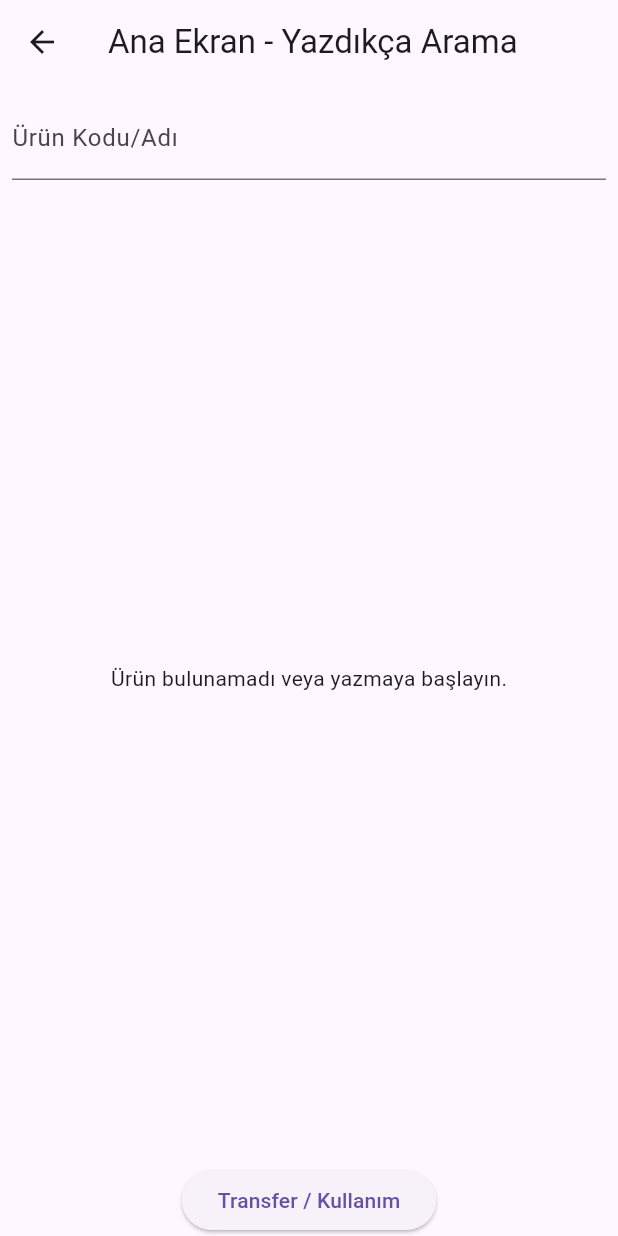
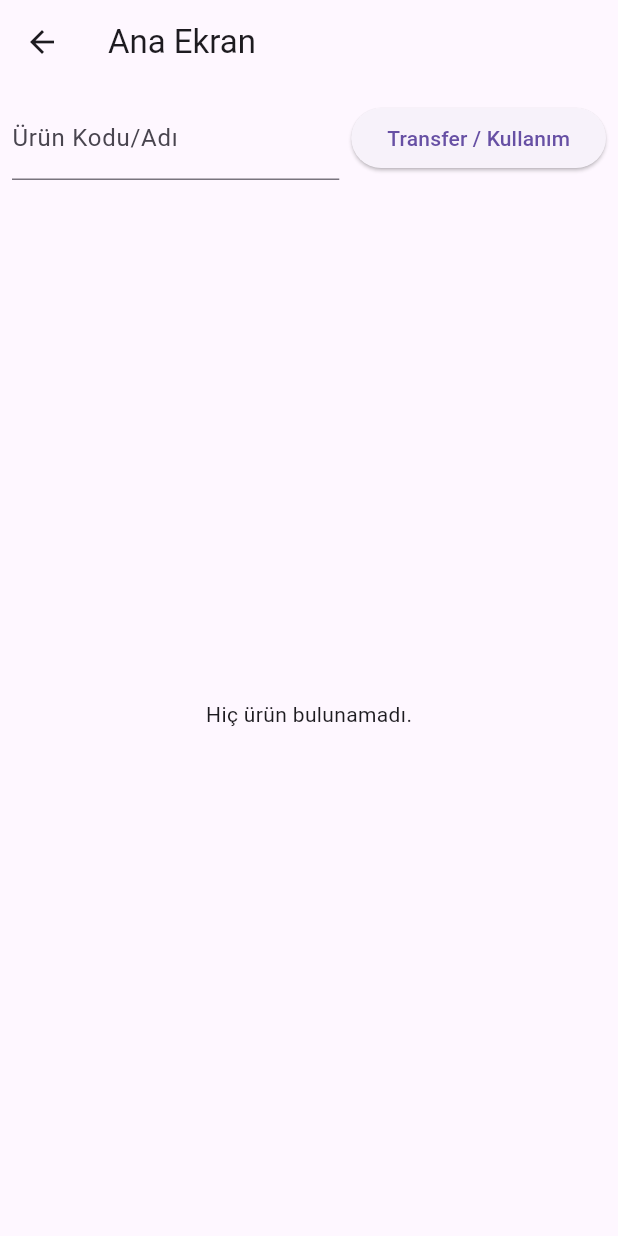
Before and after one commit to caglarerbay/stokproje, a Flutter app: the HomeScreen screen opened by its route, on a phone screen of 412 x 824 dp. Run offline on Flutter 3.47's test engine with Material 3 defaults, Android fonts, the phone set to English and light mode, and no system bars.

Commit message:
Yeni özellik eklendi

```diff
--- a/inventory_mobile/lib/home_screen.dart
+++ b/inventory_mobile/lib/home_screen.dart
@@ -154,15 +154,30 @@ class _HomeScreenState extends State<HomeScreen> {
   @override
   Widget build(BuildContext context) {
     return Scaffold(
-      appBar: AppBar(title: Text('Ana Ekran - Yazdıkça Arama')),
+      appBar: AppBar(title: Text('Ana Ekran')),
       body: Column(
         children: [
-          // TextField - her karakterde arama
+          // Üst kısım: Arama kutusu + Transfer butonu yan yana
           Padding(
             padding: const EdgeInsets.all(8.0),
-            child: TextField(
-              controller: _searchController,
-              decoration: InputDecoration(labelText: 'Ürün Kodu/Adı'),
+            child: Row(
+              children: [
+                // Arama kutusu
+                Expanded(
+                  child: TextField(
+                    controller: _searchController,
+                    decoration: InputDecoration(labelText: 'Ürün Kodu/Adı'),
+                  ),
+                ),
+                SizedBox(width: 8),
+                // Transfer butonu
+                ElevatedButton(
+                  onPressed: () {
+                    Navigator.pushNamed(context, '/transfer_usage');
+                  },
+                  child: Text('Transfer / Kullanım'),
+                ),
+              ],
             ),
           ),
 
@@ -173,13 +188,11 @@ class _HomeScreenState extends State<HomeScreen> {
               child: Text(_errorMessage!, style: TextStyle(color: Colors.red)),
             ),
 
-          // Sonuç listesi
+          // Arama sonuçları
           Expanded(
             child:
                 _searchResults.isEmpty
-                    ? Center(
-                      child: Text('Ürün bulunamadı veya yazmaya başlayın.'),
-                    )
+                    ? Center(child: Text('Hiç ürün bulunamadı.'))
                     : ListView.builder(
                       itemCount: _searchResults.length,
                       itemBuilder: (context, index) {
@@ -215,7 +228,6 @@ class _HomeScreenState extends State<HomeScreen> {
                               ),
                             ],
                           ),
-
                           subtitle: Text(
                             'Kod: ${product['part_code']} | Ana Stok: ${product['quantity']}',
                           ),
@@ -238,13 +250,6 @@ class _HomeScreenState extends State<HomeScreen> {
                       },
                     ),
           ),
-
-          ElevatedButton(
-            onPressed: () {
-              Navigator.pushNamed(context, '/transfer_usage');
-            },
-            child: Text('Transfer / Kullanım'),
-          ),
         ],
       ),
     );
```
Also changed, not shown: inventory_mobile/lib/transfer_usage_screen.dart (+92 -8 lines), 3 other files.
